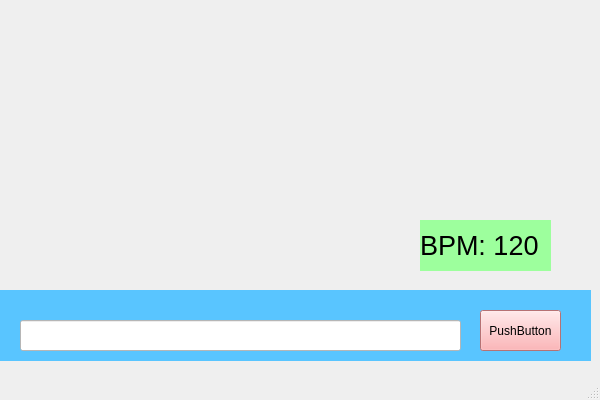
Qt form pttvj/mainwindow.ui (monptt/pttvj) before a commit.
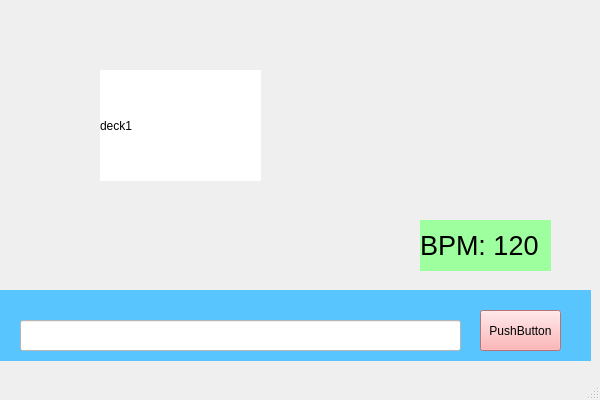
The same form after that commit.

```diff
--- a/pttvj/mainwindow.ui
+++ b/pttvj/mainwindow.ui
@@ -77,6 +77,22 @@
      <string>BPM: 120</string>
     </property>
    </widget>
+   <widget class="QLabel" name="deck1">
+    <property name="geometry">
+     <rect>
+      <x>100</x>
+      <y>70</y>
+      <width>161</width>
+      <height>111</height>
+     </rect>
+    </property>
+    <property name="styleSheet">
+     <string notr="true">background-color: rgb(255, 255, 255);</string>
+    </property>
+    <property name="text">
+     <string>deck1</string>
+    </property>
+   </widget>
   </widget>
   <widget class="QMenuBar" name="menubar">
    <property name="geometry">
```
Left out of the diff: 2 changed lines with no effect on the pictures.
